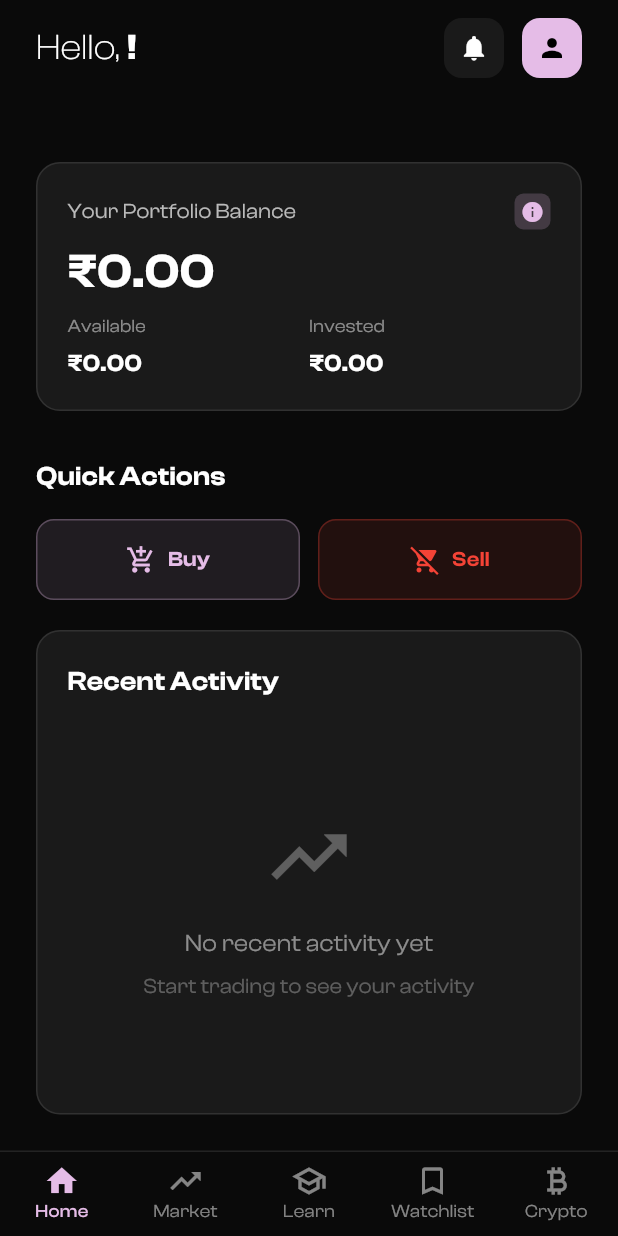
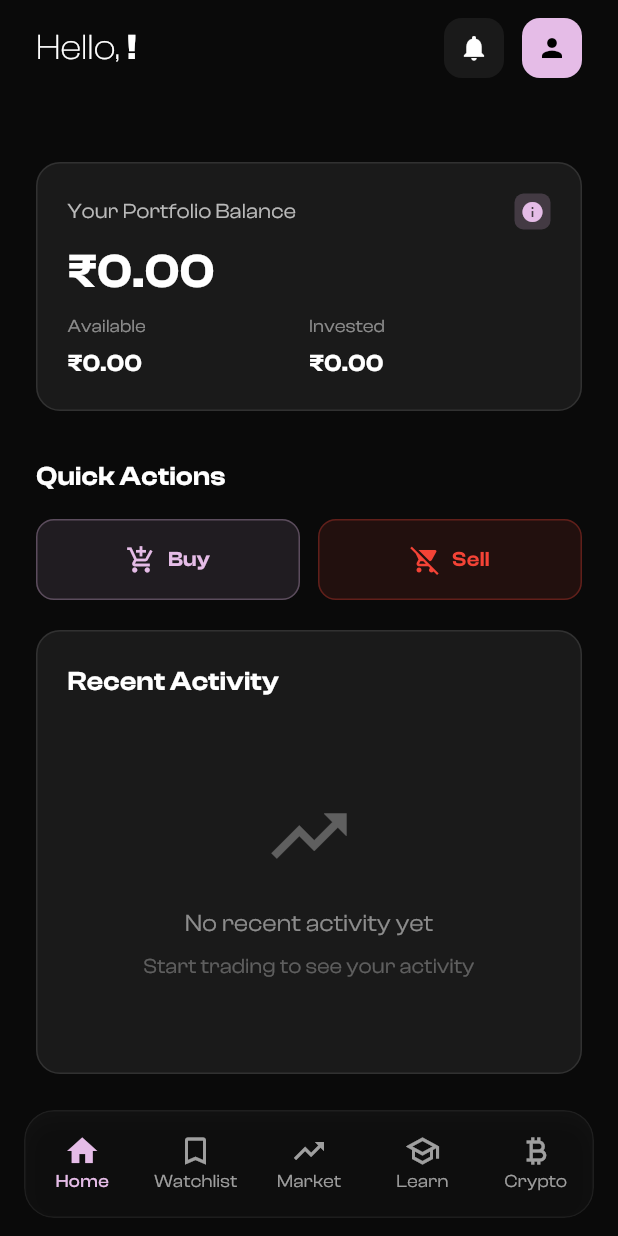
Before and after one commit to nikkhilpareek/virtual_trading_app, a Flutter app: the screen it shows once a user with an empty profile is signed in, on a phone screen of 412 x 824 dp. Run offline on Flutter 3.47's test engine with Material 3 defaults, Android fonts, the light colour scheme and no system bars; our stand-ins replace equatable, flutter_bloc, image_picker, supabase_flutter; accounts and stored records are empty.

Commit message:
feat: Refactor BottomNavigationBar with improved styling and layout; enhance user interface with SafeArea and BackdropFilter

```diff
--- a/lib/screens/home_page.dart
+++ b/lib/screens/home_page.dart
@@ -6,6 +6,7 @@ import '../core/utils/currency_formatter.dart';
 import 'market_screen.dart';
 import 'watchlist_screen.dart';
 import 'profile_screen.dart';
+import 'dart:ui';
 
 class HomePage extends StatefulWidget {
   final String userName;
@@ -47,24 +48,38 @@ class _HomePageState extends State<HomePage> {
   }
 
   Widget _buildBottomNavigationBar() {
-    return Container(
+    return SafeArea(
+      minimum: const EdgeInsets.only(left: 16, right: 16,bottom:12),
+      child: ClipRRect(
+        borderRadius: BorderRadius.circular(20),
+        child: BackdropFilter(
+          filter: ImageFilter.blur(sigmaX: 12, sigmaY: 12),
+          child: Container(
+            height: 72,
             decoration: BoxDecoration(
-        color: const Color(0xFF0a0a0a),
-        border: Border(
-          top: BorderSide(
-            color: Colors.white.withOpacity(0.1),
+              color: Colors.white.withOpacity(0.03),
+              borderRadius: BorderRadius.circular(20),
+              border: Border.all(
+                color: Colors.white.withOpacity(0.06),
                 width: 1,
               ),
-        ),
+              boxShadow: [
+                BoxShadow(
+                  color: Colors.black.withOpacity(0.4),
+                  blurRadius: 10,
+                  offset: const Offset(0, 6),
+                )
+              ],
             ),
             child: BottomNavigationBar(
               currentIndex: _currentIndex,
-        onTap: (index) => setState(() => _currentIndex = index),
+              onTap: (index)=>setState(()=>_currentIndex = index),
               backgroundColor: Colors.transparent,
               selectedItemColor: const Color(0xFFE5BCE7),
-        unselectedItemColor: Colors.white.withOpacity(0.5),
+              unselectedItemColor: Colors.white.withOpacity(0.6),
               type: BottomNavigationBarType.fixed,
               elevation: 0,
+              showUnselectedLabels: true,
               selectedLabelStyle: const TextStyle(
                 fontFamily: 'ClashDisplay',
                 fontWeight: FontWeight.w500,
@@ -82,6 +97,11 @@ class _HomePageState extends State<HomePage> {
                   label: 'Home',
                 ),
                 BottomNavigationBarItem(
+                  icon: Icon(Icons.bookmark_border),
+                  activeIcon: Icon(Icons.bookmark),
+                  label: 'Watchlist',
+                ),
+                BottomNavigationBarItem(
                   icon: Icon(Icons.trending_up),
                   activeIcon: Icon(Icons.trending_up),
                   label: 'Market',
@@ -92,20 +112,74 @@ class _HomePageState extends State<HomePage> {
                   label: 'Learn',
                 ),
                 BottomNavigationBarItem(
-            icon: Icon(Icons.bookmark_border),
-            activeIcon: Icon(Icons.bookmark),
-            label: 'Watchlist',
-          ),
-          BottomNavigationBarItem(
                   icon: Icon(Icons.currency_bitcoin),
                   activeIcon: Icon(Icons.currency_bitcoin),
                   label: 'Crypto',
                 ),
               ],
             ),
+          ),
+        ),
+      ),
     );
   }
 
+  // Widget _buildBottomNavigationBar() {
+  //   return Container(
+  //     decoration: BoxDecoration(
+  //       color: const Color(0xFF0a0a0a),
+  //       border: Border(
+  //         top: BorderSide(color: Colors.white.withOpacity(0.1), width: 1),
+  //       ),
+  //     ),
+  //     child: BottomNavigationBar(
+  //       currentIndex: _currentIndex,
+  //       onTap: (index) => setState(() => _currentIndex = index),
+  //       backgroundColor: Colors.transparent,
+  //       selectedItemColor: const Color(0xFFE5BCE7),
+  //       unselectedItemColor: Colors.white.withOpacity(0.5),
+  //       type: BottomNavigationBarType.fixed,
+  //       elevation: 0,
+  //       selectedLabelStyle: const TextStyle(
+  //         fontFamily: 'ClashDisplay',
+  //         fontWeight: FontWeight.w500,
+  //         fontSize: 12,
+  //       ),
+  //       unselectedLabelStyle: const TextStyle(
+  //         fontFamily: 'ClashDisplay',
+  //         fontWeight: FontWeight.w400,
+  //         fontSize: 12,
+  //       ),
+  //       items: const [
+  //         BottomNavigationBarItem(
+  //           icon: Icon(Icons.home_outlined),
+  //           activeIcon: Icon(Icons.home),
+  //           label: 'Home',
+  //         ),
+  //         BottomNavigationBarItem(
+  //           icon: Icon(Icons.trending_up),
+  //           activeIcon: Icon(Icons.trending_up),
+  //           label: 'Market',
+  //         ),
+  //         BottomNavigationBarItem(
+  //           icon: Icon(Icons.school_outlined),
+  //           activeIcon: Icon(Icons.school),
+  //           label: 'Learn',
+  //         ),
+  //         BottomNavigationBarItem(
+  //           icon: Icon(Icons.bookmark_border),
+  //           activeIcon: Icon(Icons.bookmark),
+  //           label: 'Watchlist',
+  //         ),
+  //         BottomNavigationBarItem(
+  //           icon: Icon(Icons.currency_bitcoin),
+  //           activeIcon: Icon(Icons.currency_bitcoin),
+  //           label: 'Crypto',
+  //         ),
+  //       ],
+  //     ),
+  //   );
+  // }
 }
 
 // Dashboard Screen (Home Tab)
@@ -134,7 +208,10 @@ class _DashboardScreenState extends State<DashboardScreen> {
         preferredSize: const Size.fromHeight(80),
         child: SafeArea(
           child: Padding(
-            padding: const EdgeInsets.symmetric(horizontal: 24.0, vertical: 12.0),
+            padding: const EdgeInsets.symmetric(
+              horizontal: 24.0,
+              vertical: 12.0,
+            ),
             child: Row(
               mainAxisAlignment: MainAxisAlignment.spaceBetween,
               children: [
@@ -274,9 +351,12 @@ class _DashboardScreenState extends State<DashboardScreen> {
                     );
                   }
 
-                  if (state is TransactionLoaded && state.transactions.isNotEmpty) {
+                  if (state is TransactionLoaded &&
+                      state.transactions.isNotEmpty) {
                     // Show only the last 5 transactions
-                    final recentTransactions = state.transactions.take(5).toList();
+                    final recentTransactions = state.transactions
+                        .take(5)
+                        .toList();
 
                     return Container(
                       width: double.infinity,
@@ -311,7 +391,9 @@ class _DashboardScreenState extends State<DashboardScreen> {
                               ),
                               itemBuilder: (context, index) {
                                 final transaction = recentTransactions[index];
-                                final isBuy = transaction.transactionType == TransactionType.buy;
+                                final isBuy =
+                                    transaction.transactionType ==
+                                    TransactionType.buy;
 
                                 return Row(
                                   children: [
@@ -320,12 +402,18 @@ class _DashboardScreenState extends State<DashboardScreen> {
                                       width: 40,
                                       height: 40,
                                       decoration: BoxDecoration(
-                                        color: (isBuy ? Colors.green : Colors.red).withOpacity(0.1),
+                                        color:
+                                            (isBuy ? Colors.green : Colors.red)
+                                                .withOpacity(0.1),
                                         borderRadius: BorderRadius.circular(10),
                                       ),
                                       child: Icon(
-                                        isBuy ? Icons.arrow_downward : Icons.arrow_upward,
-                                        color: isBuy ? Colors.green : Colors.red,
+                                        isBuy
+                                            ? Icons.arrow_downward
+                                            : Icons.arrow_upward,
+                                        color: isBuy
+                                            ? Colors.green
+                                            : Colors.red,
                                         size: 20,
                                       ),
                                     ),
@@ -334,7 +422,8 @@ class _DashboardScreenState extends State<DashboardScreen> {
                                     // Asset details
                                     Expanded(
                                       child: Column(
-                                        crossAxisAlignment: CrossAxisAlignment.start,
+                                        crossAxisAlignment:
+                                            CrossAxisAlignment.start,
                                         children: [
                                           Text(
                                             transaction.assetSymbol,
@@ -352,7 +441,9 @@ class _DashboardScreenState extends State<DashboardScreen> {
                                               fontFamily: 'ClashDisplay',
                                               fontSize: 12,
                                               fontWeight: FontWeight.w400,
-                                              color: Colors.white.withOpacity(0.5),
+                                              color: Colors.white.withOpacity(
+                                                0.5,
+                                              ),
                                             ),
                                           ),
                                         ],
@@ -361,7 +452,8 @@ class _DashboardScreenState extends State<DashboardScreen> {
 
                                     // Amount
                                     Column(
-                                      crossAxisAlignment: CrossAxisAlignment.end,
+                                      crossAxisAlignment:
+                                          CrossAxisAlignment.end,
                                       children: [
                                         Text(
                                           '${isBuy ? '-' : '+'}${CurrencyFormatter.formatINR(transaction.totalAmount).replaceAll('₹', '')}',
@@ -369,7 +461,9 @@ class _DashboardScreenState extends State<DashboardScreen> {
                                             fontFamily: 'ClashDisplay',
                                             fontSize: 16,
                                             fontWeight: FontWeight.w600,
-                                            color: isBuy ? Colors.red : Colors.green,
+                                            color: isBuy
+                                                ? Colors.red
+                                                : Colors.green,
                                           ),
                                         ),
                                         const SizedBox(height: 4),
@@ -379,7 +473,9 @@ class _DashboardScreenState extends State<DashboardScreen> {
                                             fontFamily: 'ClashDisplay',
                                             fontSize: 12,
                                             fontWeight: FontWeight.w400,
-                                            color: Colors.white.withOpacity(0.5),
+                                            color: Colors.white.withOpacity(
+                                              0.5,
+                                            ),
                                           ),
                                         ),
                                       ],
@@ -615,7 +711,9 @@ class _DashboardScreenState extends State<DashboardScreen> {
                     Row(
                       children: [
                         Icon(
-                          profitLoss >= 0 ? Icons.trending_up : Icons.trending_down,
+                          profitLoss >= 0
+                              ? Icons.trending_up
+                              : Icons.trending_down,
                           color: profitLoss >= 0 ? Colors.green : Colors.red,
                           size: 16,
                         ),
@@ -696,7 +794,12 @@ class _DashboardScreenState extends State<DashboardScreen> {
     );
   }
 
-  Widget _buildActionButton(String title, IconData icon, Color color, VoidCallback onTap) {
+  Widget _buildActionButton(
+    String title,
+    IconData icon,
+    Color color,
+    VoidCallback onTap,
+  ) {
     return GestureDetector(
       onTap: onTap,
       child: Container(
@@ -704,19 +807,12 @@ class _DashboardScreenState extends State<DashboardScreen> {
         decoration: BoxDecoration(
           color: color.withOpacity(0.1),
           borderRadius: BorderRadius.circular(12),
-          border: Border.all(
-            color: color.withOpacity(0.3),
-            width: 1,
-          ),
+          border: Border.all(color: color.withOpacity(0.3), width: 1),
         ),
         child: Row(
           mainAxisAlignment: MainAxisAlignment.center,
           children: [
-            Icon(
-              icon,
-              color: color,
-              size: 20,
-            ),
+            Icon(icon, color: color, size: 20),
             const SizedBox(width: 8),
             Text(
               title,
@@ -759,11 +855,7 @@ class LearnScreen extends StatelessWidget {
         child: Column(
           mainAxisAlignment: MainAxisAlignment.center,
           children: [
-            Icon(
-              Icons.school,
-              size: 80,
-              color: Color(0xFFE5BCE7),
-            ),
+            Icon(Icons.school, size: 80, color: Color(0xFFE5BCE7)),
             SizedBox(height: 20),
             Text(
               'Learn Trading',
@@ -822,11 +914,7 @@ class CryptoScreen extends StatelessWidget {
         child: Column(
           mainAxisAlignment: MainAxisAlignment.center,
           children: [
-            Icon(
-              Icons.currency_bitcoin,
-              size: 80,
-              color: Color(0xFFE5BCE7),
-            ),
+            Icon(Icons.currency_bitcoin, size: 80, color: Color(0xFFE5BCE7)),
             SizedBox(height: 20),
             Text(
               'Cryptocurrency',
```
Lines whose indentation alone changed are shown as unchanged.
